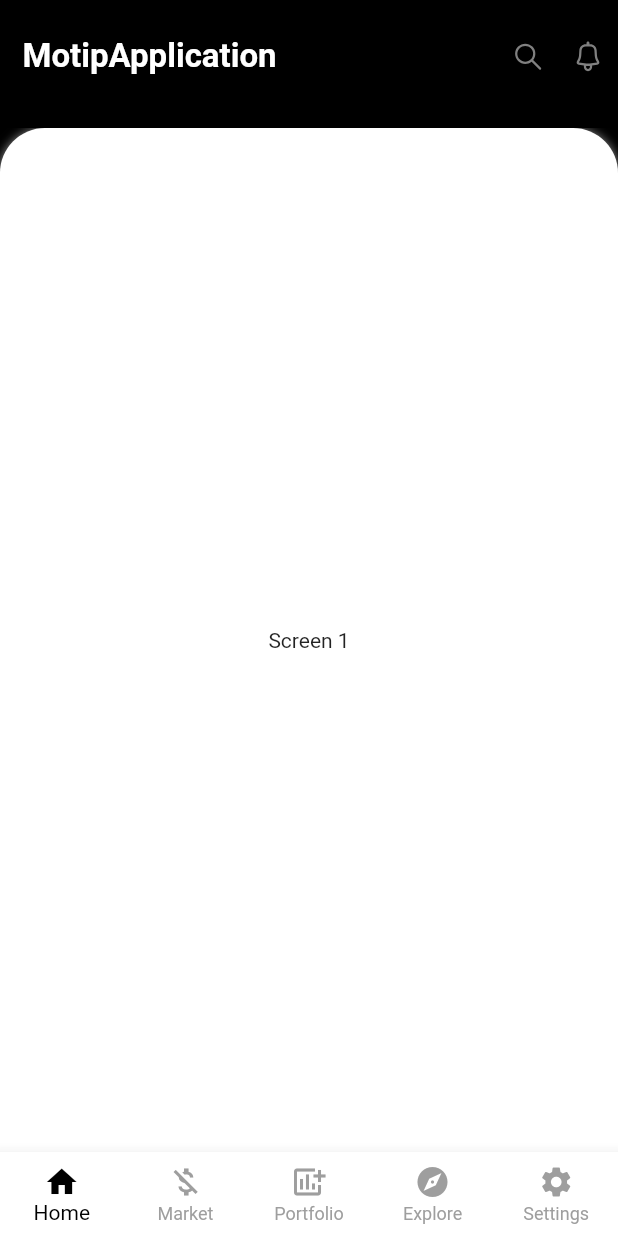
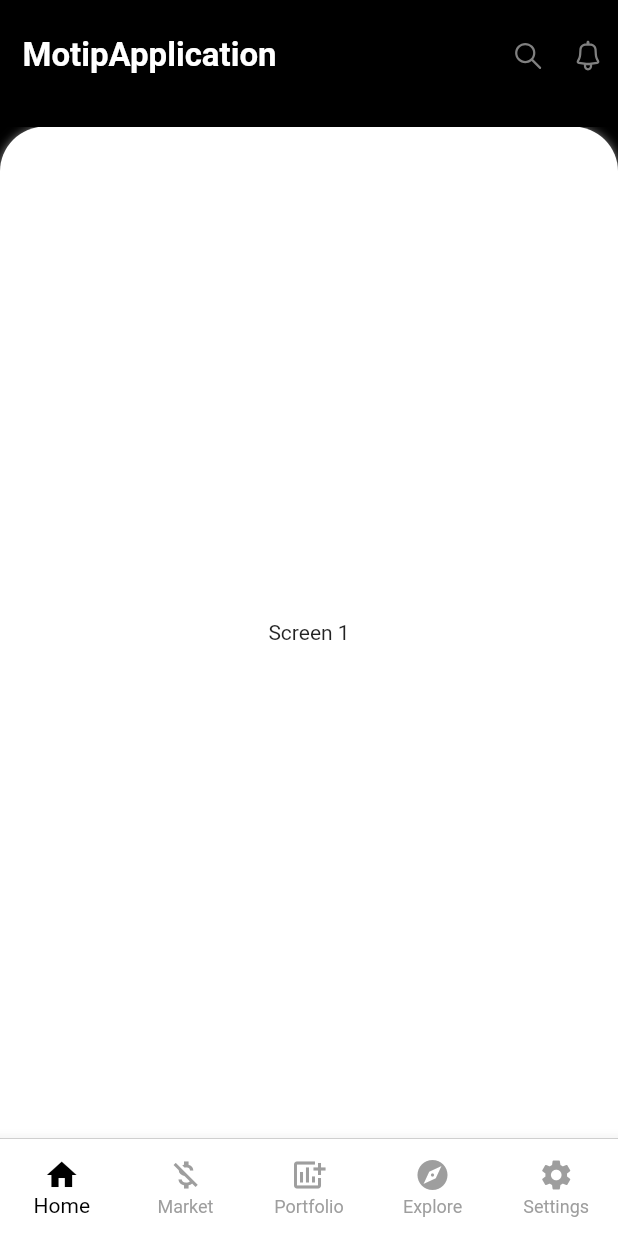
Before and after one commit to htJason98/cryptocurrency_app, a Flutter app: the HomeScreen screen opened directly, on a phone screen of 412 x 824 dp. Run offline on Flutter 3.47's test engine with Material 2 defaults, Android fonts, the phone set to English and light mode, and no system bars; our stand-ins replace flutter_html, flutter_svg; missing offline and left inert: move_to_background.

Commit message:
Set Home screen to full screen

```diff
--- a/lib/screens/home/home_screen.dart
+++ b/lib/screens/home/home_screen.dart
@@ -20,11 +20,14 @@ class _HomeScreenState extends State<HomeScreen> {
   Widget build(BuildContext context) {
     return WillPopScope(
       child: Scaffold(
+        resizeToAvoidBottomInset: false,
         body: Body(
             tabPages: tabPages,
             onPageChanged: onPageChanged,
             pageController: _pageController),
-        bottomNavigationBar: BottomNavigationBar(
+        bottomNavigationBar: SizedBox(
+          height: 65,
+          child: BottomNavigationBar(
             currentIndex: _pageIndex,
             onTap: onTabTapped,
             backgroundColor: Colors.white,
@@ -41,10 +44,13 @@ class _HomeScreenState extends State<HomeScreen> {
                   icon: Icon(Icons.add_chart),
                   label: Strings.bottomPagePortfolio),
               BottomNavigationBarItem(
-                icon: Icon(Icons.explore), label: Strings.bottomPageExplore),
+                  icon: Icon(Icons.explore),
+                  label: Strings.bottomPageExplore),
               BottomNavigationBarItem(
-                icon: Icon(Icons.settings), label: Strings.bottomPageSettings),
+                  icon: Icon(Icons.settings),
+                  label: Strings.bottomPageSettings),
             ],
+          ),
         ),
       ),
       onWillPop: () async {
@@ -90,6 +96,7 @@ class Body extends StatelessWidget {
   final List<Widget> tabPages;
   final Function(int) onPageChanged;
   final PageController pageController;
+
   const Body(
       {Key? key,
       required this.tabPages,
```
Lines whose indentation alone changed are shown as unchanged.
